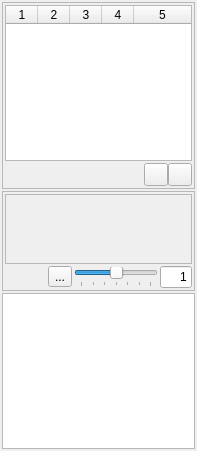
Above: src/compositetoolswidget.ui from eigenbom/MQ-Sprite before the change. Below: the same form after it.
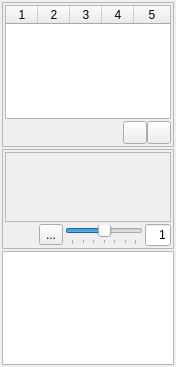
That is the form after the change. Icons and pictures are not drawn.

Patch:
```diff
--- a/src/compositetoolswidget.ui
+++ b/src/compositetoolswidget.ui
@@ -6,8 +6,8 @@
    <rect>
     <x>0</x>
     <y>0</y>
-    <width>197</width>
-    <height>451</height>
+    <width>176</width>
+    <height>367</height>
    </rect>
   </property>
   <property name="sizePolicy">
@@ -231,7 +231,7 @@
           <rect>
            <x>0</x>
            <y>0</y>
-           <width>185</width>
+           <width>164</width>
            <height>69</height>
           </rect>
          </property>
```
